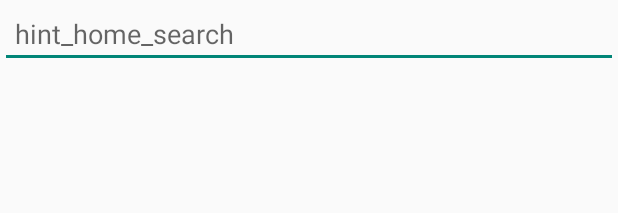
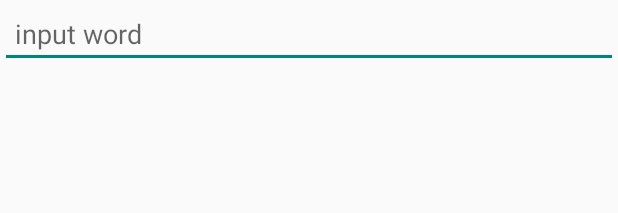
Before and after one commit to withparadox2/SimpleDict, an Android app: the layout activity_home.xml on its own in the app's theme, with its tools: preview values and no code run, on a phone screen of 412 x 824 dp. Shown: the top 213 px of the screen. Run offline under Robolectric (Android 15) with nearby library versions, the phone set to English and light mode, and no system bars.

Commit message:
Swipe to speak in peek mode; EditText hint.

```diff
--- a/app/src/main/res/layout/activity_home.xml
+++ b/app/src/main/res/layout/activity_home.xml
@@ -13,7 +13,7 @@
             android:paddingRight="10dp"
             android:layout_width="0dp"
             android:layout_height="wrap_content"
-            android:hint="@string/input_word"/>
+            android:hint="@string/hint_home_search"/>
     </LinearLayout>
 
     <ListView
--- a/app/src/main/res/values/strings.xml
+++ b/app/src/main/res/values/strings.xml
@@ -3,5 +3,5 @@
   <string name="setting_title">Settings</string>
   <string name="install">install</string>
   <string name="pronounce">pronounce</string>
-  <string name="input_word">hint_home_search</string>
+  <string name="hint_home_search">input word</string>
 </resources>
```
Also changed, not shown: app/src/main/res/layout/activity_peek.xml (+16 -3 lines).
